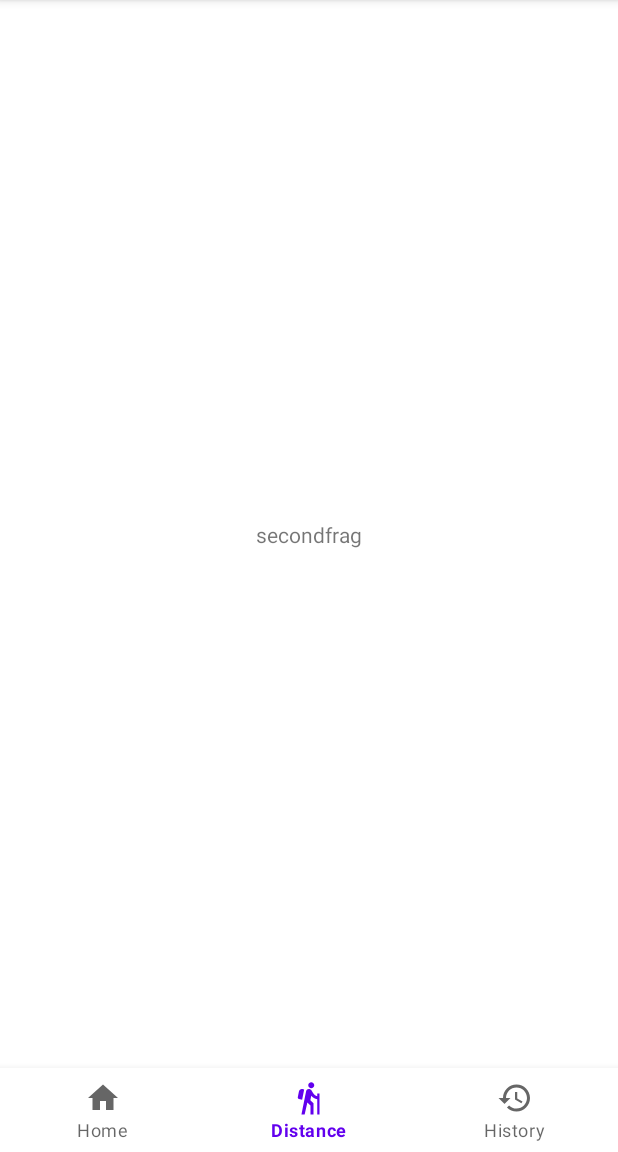
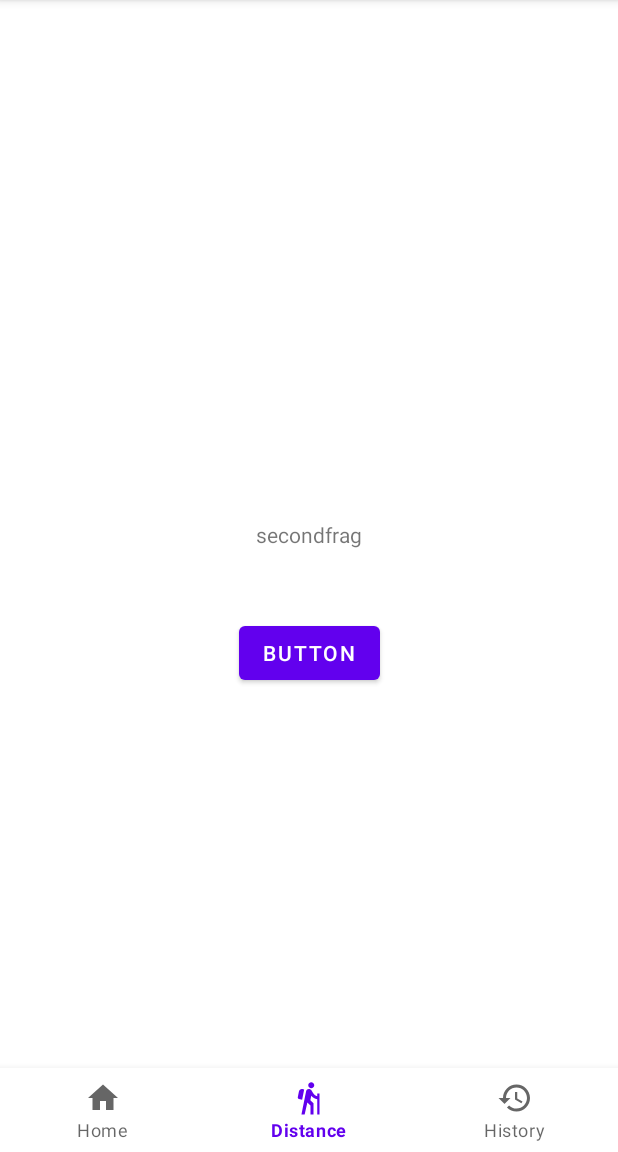
Before and after one commit to miskang863/fribanator, an Android app: the SecondFragment screen opened through its navigation route, on a phone screen of 412 x 824 dp, the part 84-1236 px from its top. Run offline under Robolectric (Android 15) with nearby library versions, the phone set to English and light mode, and no system bars; our stand-ins replace Room's generated code, navigation-ui.

Commit message:
location and distance to last location.

```diff
--- a/app/build.gradle
+++ b/app/build.gradle
@@ -29,6 +29,7 @@ android {
 
 dependencies {
     implementation 'com.google.code.gson:gson:2.8.9'
+    implementation 'androidx.room:room-common:2.3.0'
     def room_version = "2.3.0"
 
     implementation "androidx.room:room-runtime:$room_version"
@@ -44,4 +45,6 @@ dependencies {
     testImplementation 'junit:junit:4.+'
     androidTestImplementation 'androidx.test.ext:junit:1.1.3'
     androidTestImplementation 'androidx.test.espresso:espresso-core:3.4.0'
+    implementation 'com.vmadalin:easypermissions-ktx:1.0.0'
+    implementation 'com.google.android.gms:play-services-location:18.0.0'
 }
--- a/app/src/main/java/com/example/fribanator/SecondFragment.java
+++ b/app/src/main/java/com/example/fribanator/SecondFragment.java
@@ -1,20 +1,45 @@
 package com.example.fribanator;
 
+import android.Manifest;
+import android.annotation.SuppressLint;
+import android.content.Context;
+import android.content.pm.PackageManager;
+import android.location.Address;
+import android.location.Geocoder;
+import android.location.Location;
+import android.location.LocationListener;
+import android.location.LocationManager;
 import android.os.Bundle;
 
+import androidx.annotation.NonNull;
+import androidx.core.app.ActivityCompat;
+import androidx.core.content.ContextCompat;
 import androidx.fragment.app.Fragment;
 
+import android.util.Log;
 import android.view.LayoutInflater;
 import android.view.View;
 import android.view.ViewGroup;
+import android.widget.Button;
+import android.widget.TextView;
+import android.widget.Toast;
+
+import java.util.List;
+import java.util.Locale;
+import java.util.concurrent.ExecutionException;
 
 /**
  * A simple {@link Fragment} subclass.
  * Use the {@link SecondFragment#newInstance} factory method to
  * create an instance of this fragment.
  */
-public class SecondFragment extends Fragment {
-
+public class SecondFragment extends Fragment implements LocationListener {
+    View view;
+    LocationManager locationManager;
+    Button location_button;
+    TextView textView;
+    List<Location> coordinates;
+    Location lastLocation;
     // TODO: Rename parameter arguments, choose names that match
     // the fragment initialization parameters, e.g. ARG_ITEM_NUMBER
     private static final String ARG_PARAM1 = "param1";
@@ -49,6 +74,8 @@ public class SecondFragment extends Fragment {
     @Override
     public void onCreate(Bundle savedInstanceState) {
         super.onCreate(savedInstanceState);
+
+
         if (getArguments() != null) {
             mParam1 = getArguments().getString(ARG_PARAM1);
             mParam2 = getArguments().getString(ARG_PARAM2);
@@ -58,7 +85,80 @@ public class SecondFragment extends Fragment {
     @Override
     public View onCreateView(LayoutInflater inflater, ViewGroup container,
                              Bundle savedInstanceState) {
+         view = inflater.inflate(R.layout.fragment_second, container, false);
+        location_button = view.findViewById(R.id.locationButton);
+        textView = view.findViewById(R.id.textView);
+        if (ContextCompat.checkSelfPermission(view.getContext(), Manifest.permission.ACCESS_FINE_LOCATION) != PackageManager.PERMISSION_GRANTED) {
+
+            ActivityCompat.requestPermissions(getActivity(), new String[]{
+                    Manifest.permission.ACCESS_FINE_LOCATION
+            }, 100);
+        }
+        Log.d("juu", "onCreateView: ");
+        location_button.setOnClickListener(new View.OnClickListener(){
+            @Override
+            public void onClick(View v) {
+                Log.d("juu", "onClick: ");
+                getLocation();
+
+            }
+        });
         // Inflate the layout for this fragment
-        return inflater.inflate(R.layout.fragment_second, container, false);
+        return view;
+
     }
+
+
+
+    @SuppressLint("MissingPermission")
+    private void getLocation(){
+        Log.d("juu", "getLocation: ");
+        try {
+            locationManager = (LocationManager) getContext().getSystemService(Context.LOCATION_SERVICE);
+            locationManager.requestLocationUpdates(LocationManager.GPS_PROVIDER, 5000, 5, this);
+
+        }catch (Exception e){
+            e.printStackTrace();
+        }
+
+
+    }
+    @Override
+    public void onLocationChanged(@NonNull Location location) {
+        Log.d("juu",""+ location.getLatitude()+ ", "+location.getLongitude()+ " " );
+        if (lastLocation != null){
+            Log.d("juu",""+ location.distanceTo(lastLocation) + " " );
+
+        }
+        lastLocation = location;
+
+
+
+        try {
+            Geocoder geocoder = new Geocoder(getContext(), Locale.getDefault());
+            List<Address> addresses = geocoder.getFromLocation(location.getLatitude(),location.getLongitude(),1);
+            String address = addresses.get(0).getAddressLine(0);
+            textView.setText(address);
+
+        }catch (Exception e ){
+            e.printStackTrace();
+        }
+
+    }
+    @Override
+    public void onStatusChanged(String provider, int status, Bundle extras) {
+
+    }
+
+    @Override
+    public void onProviderEnabled(String provider) {
+
+    }
+
+    @Override
+    public void onProviderDisabled(String provider) {
+
+    }
+
+
 }
--- a/app/src/main/res/layout/fragment_second.xml
+++ b/app/src/main/res/layout/fragment_second.xml
@@ -15,4 +15,14 @@
         app:layout_constraintEnd_toEndOf="parent"
         app:layout_constraintStart_toStartOf="parent"
         app:layout_constraintTop_toTopOf="parent" />
+
+    <Button
+        android:id="@+id/locationButton"
+        android:layout_width="wrap_content"
+        android:layout_height="wrap_content"
+        android:layout_marginTop="45dp"
+        android:text="Button"
+        app:layout_constraintEnd_toEndOf="parent"
+        app:layout_constraintStart_toStartOf="parent"
+        app:layout_constraintTop_toBottomOf="@+id/textView2" />
 </androidx.constraintlayout.widget.ConstraintLayout>
```
Also changed, not shown: app/src/main/AndroidManifest.xml (+8 -1 lines), app/src/main/java/com/example/fribanator/MainActivity.java (+15 -0 lines).
